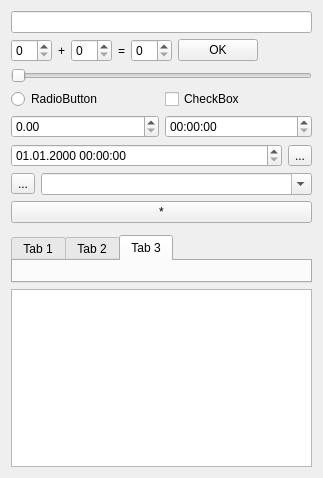
Old version of the form Qt/my_programm/_For_tests/src/for_tests_mainbox/src/ui/for_tests_mainbox.ui in the repository RinatB2017/mega_GIT.
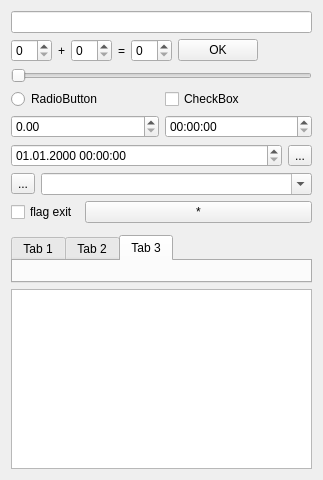
New version of the form.

Diff of the .ui file:
```diff
--- a/Qt/my_programm/_For_tests/src/for_tests_mainbox/src/ui/for_tests_mainbox.ui
+++ b/Qt/my_programm/_For_tests/src/for_tests_mainbox/src/ui/for_tests_mainbox.ui
@@ -7,7 +7,7 @@
     <x>0</x>
     <y>0</y>
     <width>323</width>
-    <height>478</height>
+    <height>480</height>
    </rect>
   </property>
   <layout class="QVBoxLayout" name="verticalLayout">
@@ -141,12 +141,29 @@
     </layout>
    </item>
    <item>
+    <layout class="QHBoxLayout" name="horizontalLayout_4">
+     <item>
+      <widget class="QCheckBox" name="cb_fag_exit">
+       <property name="sizePolicy">
+        <sizepolicy hsizetype="Fixed" vsizetype="Fixed">
+         <horstretch>0</horstretch>
+         <verstretch>0</verstretch>
+        </sizepolicy>
+       </property>
+       <property name="text">
+        <string>flag exit</string>
+       </property>
+      </widget>
+     </item>
+     <item>
     <widget class="QPushButton" name="btn_click">
      <property name="text">
       <string>*</string>
      </property>
     </widget>
    </item>
+    </layout>
+   </item>
    <item>
     <widget class="QWidget" name="widget" native="true"/>
    </item>
```
Left out of the diff: 1 changed line with no effect on the pictures. Lines whose indentation alone changed are shown as unchanged.
